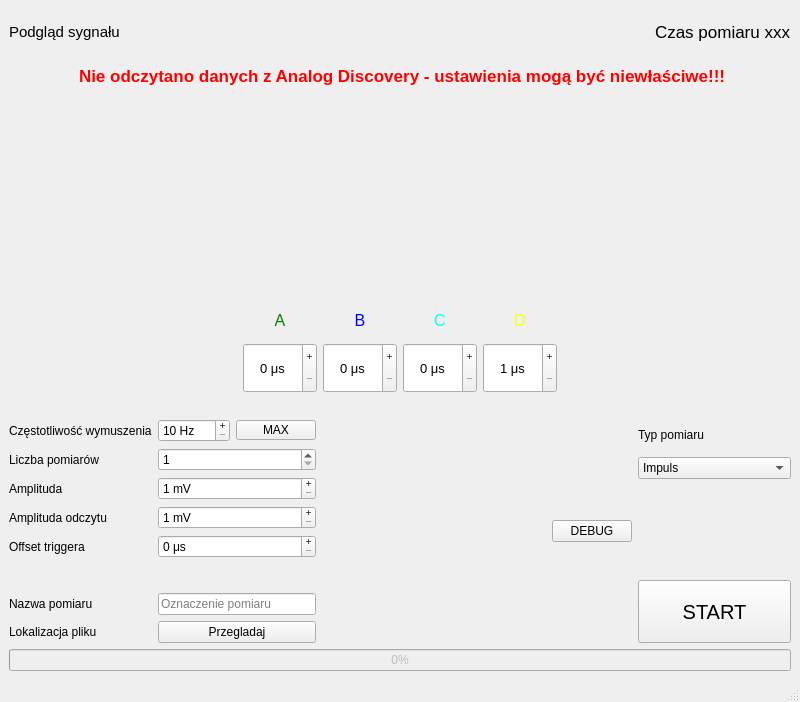
KamilWarczekIP/Arykul_pomiary_nuromorfika, file mainwindow.ui: the form before one commit.
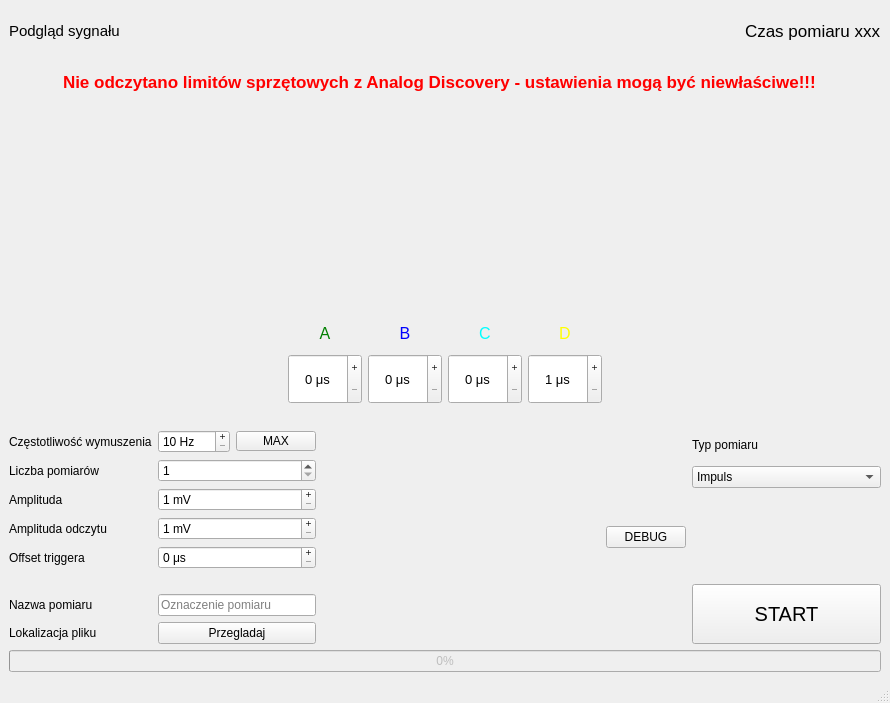
The form after the commit. Icons and pictures are not drawn.

What changed in the file:
```diff
--- a/mainwindow.ui
+++ b/mainwindow.ui
@@ -6,8 +6,8 @@
    <rect>
     <x>0</x>
     <y>0</y>
-    <width>800</width>
-    <height>702</height>
+    <width>890</width>
+    <height>703</height>
    </rect>
   </property>
   <property name="sizePolicy">
@@ -65,20 +65,23 @@
     <item>
      <layout class="QHBoxLayout" name="horizontalLayout_warning" stretch="1,10">
       <item>
-       <widget class="QPushButton" name="pushButton_ostrzezenie">
-        <property name="enabled">
-         <bool>true</bool>
+       <widget class="QLabel" name="label_ostrzezenie_icon">
+        <property name="sizePolicy">
+         <sizepolicy hsizetype="Preferred" vsizetype="Preferred">
+          <horstretch>1</horstretch>
+          <verstretch>1</verstretch>
+         </sizepolicy>
         </property>
         <property name="minimumSize">
          <size>
-          <width>32</width>
-          <height>32</height>
+          <width>48</width>
+          <height>48</height>
          </size>
         </property>
         <property name="maximumSize">
          <size>
-          <width>64</width>
-          <height>64</height>
+          <width>48</width>
+          <height>48</height>
          </size>
         </property>
         <property name="baseSize">
@@ -94,13 +97,10 @@
          <iconset theme="QIcon::ThemeIcon::DialogWarning" resource="res.qrc">
           <normaloff>:/icon/warning</normaloff>:/icon/warning</iconset>
         </property>
-        <property name="iconSize">
-         <size>
-          <width>32</width>
-          <height>32</height>
-         </size>
+        <property name="pixmap">
+         <pixmap resource="res.qrc">:/icon/warning</pixmap>
         </property>
-        <property name="flat">
+        <property name="scaledContents">
          <bool>true</bool>
         </property>
        </widget>
@@ -141,7 +141,7 @@
          </font>
         </property>
         <property name="text">
-         <string>Nie odczytano danych z Analog Discovery - ustawienia mogą być niewłaściwe!!!</string>
+         <string>Nie odczytano limitów sprzętowych z Analog Discovery - ustawienia mogą być niewłaściwe!!!</string>
         </property>
        </widget>
       </item>
```
Left out of the diff: 14 changed lines with no effect on the pictures.
